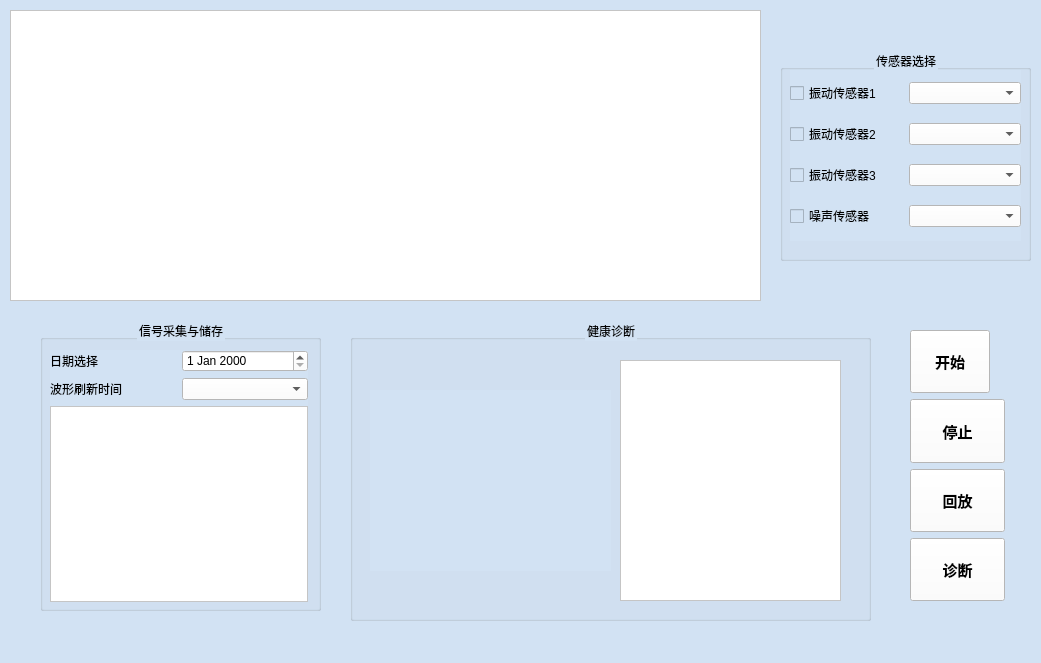
Above: vibrationdialog.ui from zkqiu/robot_doctor before the change. Below: the same form after it.
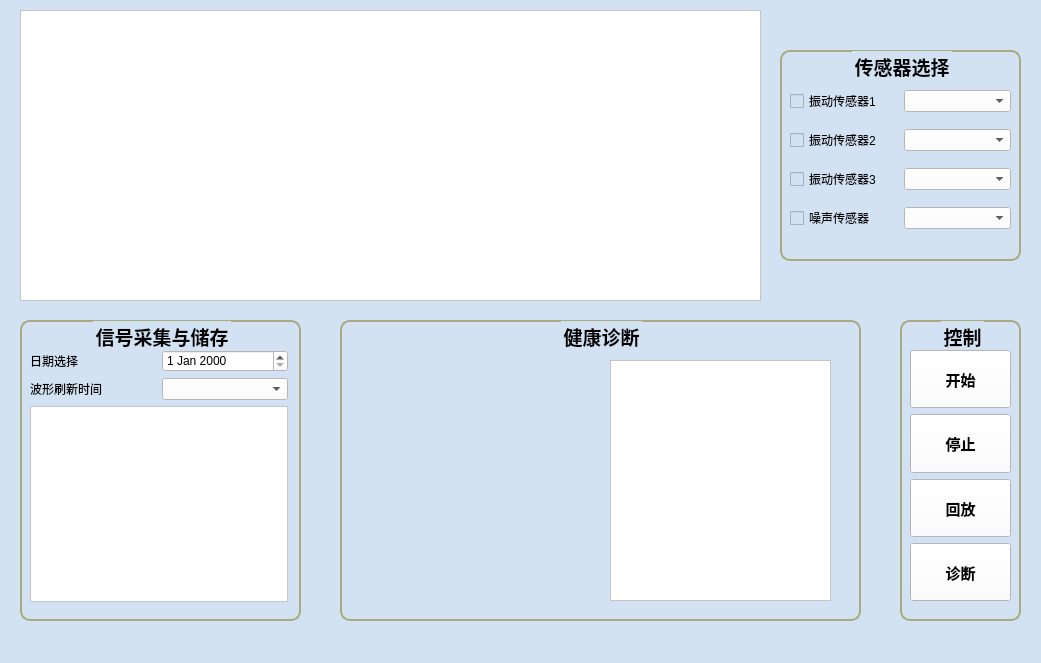
That is the form after the change. Icons and pictures are not drawn. Custom widgets are drawn as their Qt base class.

Commit message: 界面美化

Diff of the .ui file:
```diff
--- a/vibrationdialog.ui
+++ b/vibrationdialog.ui
@@ -19,9 +19,9 @@
   <widget class="QListWidget" name="figureListWidget">
    <property name="geometry">
     <rect>
-     <x>10</x>
+     <x>20</x>
      <y>10</y>
-     <width>751</width>
+     <width>741</width>
      <height>291</height>
     </rect>
    </property>
@@ -46,10 +46,22 @@
     <rect>
      <x>780</x>
      <y>50</y>
-     <width>251</width>
+     <width>241</width>
      <height>211</height>
     </rect>
    </property>
+   <property name="font">
+    <font>
+     <family>楷体</family>
+     <pointsize>14</pointsize>
+     <weight>75</weight>
+     <bold>true</bold>
+    </font>
+   </property>
+   <property name="styleSheet">
+    <string notr="true">#groupBox
+{border:2px solid rgb(170,170,127);border-radius:10}</string>
+   </property>
    <property name="title">
     <string>传感器选择</string>
    </property>
@@ -60,9 +72,9 @@
     <property name="geometry">
      <rect>
       <x>10</x>
-      <y>20</y>
-      <width>231</width>
-      <height>171</height>
+      <y>30</y>
+      <width>221</width>
+      <height>161</height>
      </rect>
     </property>
     <layout class="QVBoxLayout" name="verticalLayout">
@@ -144,12 +156,25 @@
   <widget class="QGroupBox" name="groupBox_2">
    <property name="geometry">
     <rect>
-     <x>40</x>
+     <x>20</x>
      <y>320</y>
      <width>281</width>
-     <height>291</height>
+     <height>301</height>
     </rect>
    </property>
+   <property name="font">
+    <font>
+     <family>楷体</family>
+     <pointsize>14</pointsize>
+     <weight>75</weight>
+     <bold>true</bold>
+    </font>
+   </property>
+   <property name="styleSheet">
+    <string notr="true">#groupBox_2{border:2px solid rgb(170,170,127);border-radius:10}
+
+</string>
+   </property>
    <property name="title">
     <string>信号采集与储存</string>
    </property>
@@ -227,12 +252,23 @@
   <widget class="QGroupBox" name="groupBox_3">
    <property name="geometry">
     <rect>
-     <x>350</x>
+     <x>340</x>
      <y>320</y>
      <width>521</width>
      <height>301</height>
     </rect>
    </property>
+   <property name="font">
+    <font>
+     <family>楷体</family>
+     <pointsize>14</pointsize>
+     <weight>75</weight>
+     <bold>true</bold>
+    </font>
+   </property>
+   <property name="styleSheet">
+    <string notr="true">#groupBox_3{border:2px solid rgb(170,170,127);border-radius:10}</string>
+   </property>
    <property name="title">
     <string>健康诊断</string>
    </property>
@@ -255,10 +291,10 @@
    <widget class="QLabel" name="label_6">
     <property name="geometry">
      <rect>
-      <x>20</x>
+      <x>10</x>
       <y>70</y>
-      <width>241</width>
-      <height>181</height>
+      <width>251</width>
+      <height>191</height>
      </rect>
     </property>
     <property name="text">
@@ -272,20 +308,46 @@
     </property>
    </widget>
   </widget>
-  <widget class="QWidget" name="verticalLayoutWidget_2">
+  <widget class="QGroupBox" name="groupBox_4">
    <property name="geometry">
     <rect>
-     <x>910</x>
-     <y>330</y>
-     <width>95</width>
-     <height>271</height>
+     <x>900</x>
+     <y>320</y>
+     <width>121</width>
+     <height>301</height>
+    </rect>
+   </property>
+   <property name="font">
+    <font>
+     <family>楷体</family>
+     <pointsize>14</pointsize>
+     <weight>75</weight>
+     <bold>true</bold>
+    </font>
+   </property>
+   <property name="styleSheet">
+    <string notr="true">#groupBox_4{border:2px solid rgb(170,170,127);border-radius:10}</string>
+   </property>
+   <property name="title">
+    <string>控制</string>
+   </property>
+   <property name="alignment">
+    <set>Qt::AlignCenter</set>
+   </property>
+   <widget class="QWidget" name="">
+    <property name="geometry">
+     <rect>
+      <x>10</x>
+      <y>30</y>
+      <width>101</width>
+      <height>251</height>
     </rect>
    </property>
    <layout class="QVBoxLayout" name="verticalLayout_2">
     <item>
      <widget class="QPushButton" name="btnRun">
       <property name="sizePolicy">
-       <sizepolicy hsizetype="Fixed" vsizetype="Preferred">
+        <sizepolicy hsizetype="Preferred" vsizetype="Preferred">
         <horstretch>0</horstretch>
         <verstretch>0</verstretch>
        </sizepolicy>
@@ -396,6 +458,7 @@
      </widget>
     </item>
    </layout>
+   </widget>
   </widget>
  </widget>
  <customwidgets>
```
Lines whose indentation alone changed are shown as unchanged. The commit also changes 2 other files.
